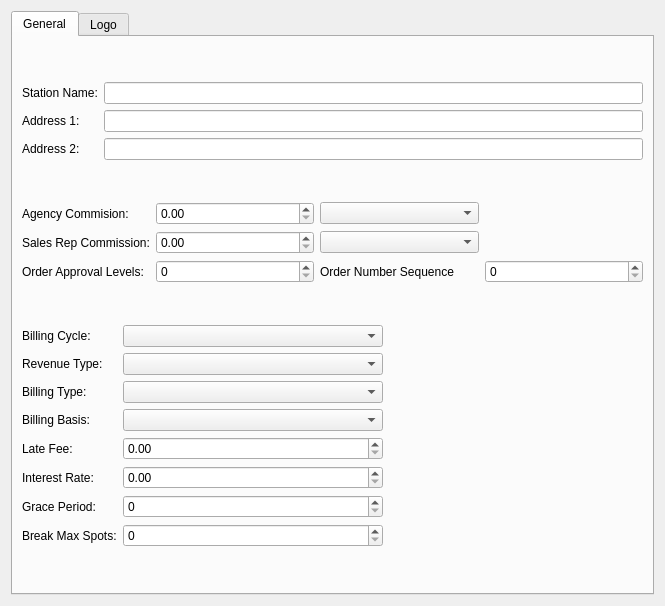
Qt form rave/traffik/setupform.ui (pgathogo/raven) before a commit.
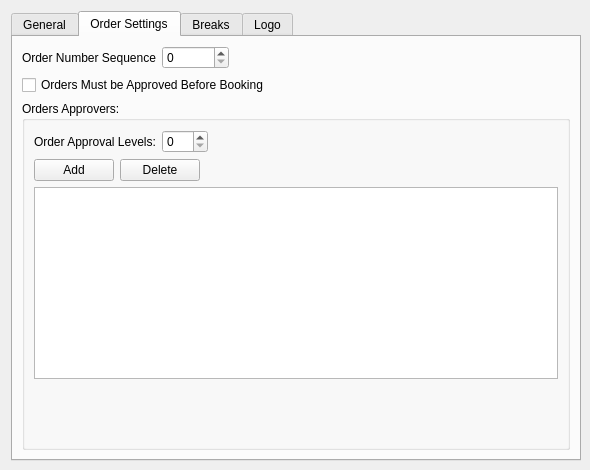
The same form after that commit. The open tabs and pages were chosen to show the change.

Commit message: Added BreakLayout Module

The edit to the form file:
```diff
--- a/rave/traffik/setupform.ui
+++ b/rave/traffik/setupform.ui
@@ -6,16 +6,28 @@
    <rect>
     <x>0</x>
     <y>0</y>
-    <width>665</width>
-    <height>606</height>
+    <width>590</width>
+    <height>470</height>
    </rect>
   </property>
+  <property name="minimumSize">
+   <size>
+    <width>590</width>
+    <height>470</height>
+   </size>
+  </property>
   <property name="windowTitle">
    <string>Form</string>
   </property>
   <layout class="QVBoxLayout" name="verticalLayout_2">
    <item>
     <widget class="QTabWidget" name="tabWidget">
+     <property name="minimumSize">
+      <size>
+       <width>570</width>
+       <height>450</height>
+      </size>
+     </property>
      <property name="currentIndex">
       <number>0</number>
      </property>
@@ -59,17 +71,7 @@
         </layout>
        </item>
        <item>
-        <layout class="QGridLayout" name="gridLayout" columnstretch="0,1,1,1">
-         <item row="0" column="0">
-          <widget class="QLabel" name="label_5">
-           <property name="text">
-            <string>Agency Commision:</string>
-           </property>
-          </widget>
-         </item>
-         <item row="1" column="2">
-          <widget class="QComboBox" name="cbSaleRepCommType"/>
-         </item>
+        <layout class="QGridLayout" name="gridLayout" columnstretch="0,0,0">
          <item row="0" column="2">
           <widget class="QComboBox" name="cbAgencyCommType"/>
          </item>
@@ -94,51 +96,17 @@
            </property>
           </widget>
          </item>
-         <item row="2" column="0">
-          <widget class="QLabel" name="label_11">
-           <property name="text">
-            <string>Order Approval Levels:</string>
-           </property>
-          </widget>
-         </item>
-         <item row="2" column="1">
-          <widget class="QSpinBox" name="edtAprvLevels"/>
-         </item>
-         <item row="2" column="2">
-          <widget class="QLabel" name="label_12">
-           <property name="text">
-            <string>Order Number Sequence</string>
-           </property>
-          </widget>
-         </item>
-         <item row="2" column="3">
-          <widget class="QSpinBox" name="sbOrderSequence">
+         <item row="1" column="1">
+          <widget class="QDoubleSpinBox" name="sbSaleRepComm">
            <property name="maximum">
-            <number>99999999</number>
+            <double>999999.989999999990687</double>
            </property>
           </widget>
          </item>
         </layout>
        </item>
        <item>
-        <layout class="QGridLayout" name="gridLayout_2" columnstretch="0,1,1">
-         <item row="5" column="1">
-          <widget class="QDoubleSpinBox" name="edtIntRate"/>
-         </item>
-         <item row="4" column="0">
-          <widget class="QLabel" name="label_6">
-           <property name="text">
-            <string>Late Fee:</string>
-           </property>
-          </widget>
-         </item>
-         <item row="1" column="0">
-          <widget class="QLabel" name="label_13">
-           <property name="text">
-            <string>Revenue Type:</string>
-           </property>
-          </widget>
-         </item>
+        <layout class="QGridLayout" name="gridLayout_2" columnstretch="0,0,0">
          <item row="5" column="0">
           <widget class="QLabel" name="label_8">
            <property name="text">
@@ -146,20 +114,12 @@
            </property>
           </widget>
          </item>
-         <item row="1" column="1">
-          <widget class="QComboBox" name="cbRevenueType"/>
-         </item>
-         <item row="8" column="1">
-          <widget class="QSpinBox" name="edtMaxSpots"/>
-         </item>
-         <item row="2" column="1">
-          <widget class="QComboBox" name="cbBillingType"/>
-         </item>
-         <item row="6" column="1">
-          <widget class="QSpinBox" name="edtGracePeriod"/>
-         </item>
-         <item row="0" column="1">
-          <widget class="QComboBox" name="cbBillCycle"/>
+         <item row="4" column="1">
+          <widget class="QDoubleSpinBox" name="edtLateFee">
+           <property name="maximum">
+            <double>999999.989999999990687</double>
+           </property>
+          </widget>
          </item>
          <item row="2" column="0">
           <widget class="QLabel" name="label_14">
@@ -182,12 +142,8 @@
            </property>
           </widget>
          </item>
-         <item row="8" column="0">
-          <widget class="QLabel" name="label_4">
-           <property name="text">
-            <string>Break Max Spots:</string>
-           </property>
-          </widget>
+         <item row="0" column="1">
+          <widget class="QComboBox" name="cbBillCycle"/>
          </item>
          <item row="4" column="1">
           <widget class="QDoubleSpinBox" name="edtLateFee">
@@ -206,10 +162,233 @@
          <item row="3" column="1">
           <widget class="QComboBox" name="cbBillingBasis"/>
          </item>
+         <item row="2" column="2">
+          <spacer name="horizontalSpacer_4">
+           <property name="orientation">
+            <enum>Qt::Horizontal</enum>
+           </property>
+           <property name="sizeHint" stdset="0">
+            <size>
+             <width>200</width>
+             <height>20</height>
+            </size>
+           </property>
+          </spacer>
+         </item>
         </layout>
        </item>
       </layout>
      </widget>
+     <widget class="QWidget" name="tab_3">
+      <attribute name="title">
+       <string>Order Settings</string>
+      </attribute>
+      <layout class="QVBoxLayout" name="verticalLayout_4">
+       <item>
+        <layout class="QHBoxLayout" name="horizontalLayout_3" stretch="0,1,0">
+         <item>
+          <widget class="QLabel" name="label_12">
+           <property name="text">
+            <string>Order Number Sequence</string>
+           </property>
+          </widget>
+         </item>
+         <item>
+          <widget class="QSpinBox" name="sbOrderSequence">
+           <property name="maximum">
+            <number>99999999</number>
+           </property>
+          </widget>
+         </item>
+         <item>
+          <spacer name="horizontalSpacer_2">
+           <property name="orientation">
+            <enum>Qt::Horizontal</enum>
+           </property>
+           <property name="sizeHint" stdset="0">
+            <size>
+             <width>350</width>
+             <height>20</height>
+            </size>
+           </property>
+          </spacer>
+         </item>
+        </layout>
+       </item>
+       <item>
+        <widget class="QCheckBox" name="cbAprvdBB">
+         <property name="text">
+          <string>Orders Must be Approved Before Booking</string>
+         </property>
+        </widget>
+       </item>
+       <item>
+        <widget class="QGroupBox" name="groupBox">
+         <property name="title">
+          <string>Orders Approvers:</string>
+         </property>
+         <layout class="QVBoxLayout" name="verticalLayout_3">
+          <item>
+           <layout class="QHBoxLayout" name="horizontalLayout_2" stretch="0,1,0">
+            <item>
+             <widget class="QLabel" name="label_11">
+              <property name="text">
+               <string>Order Approval Levels:</string>
+              </property>
+             </widget>
+            </item>
+            <item>
+             <widget class="QSpinBox" name="sbAprvLevels">
+              <property name="minimum">
+               <number>0</number>
+              </property>
+              <property name="maximum">
+               <number>9</number>
+              </property>
+             </widget>
+            </item>
+            <item>
+             <spacer name="horizontalSpacer">
+              <property name="orientation">
+               <enum>Qt::Horizontal</enum>
+              </property>
+              <property name="sizeHint" stdset="0">
+               <size>
+                <width>350</width>
+                <height>20</height>
+               </size>
+              </property>
+             </spacer>
+            </item>
+           </layout>
+          </item>
+          <item>
+           <layout class="QHBoxLayout" name="horizontalLayout" stretch="0,0,0">
+            <item>
+             <widget class="QPushButton" name="btnAdd">
+              <property name="text">
+               <string>Add</string>
+              </property>
+             </widget>
+            </item>
+            <item>
+             <widget class="QPushButton" name="btnDelete">
+              <property name="text">
+               <string>Delete</string>
+              </property>
+             </widget>
+            </item>
+            <item>
+             <spacer name="horizontalSpacer_3">
+              <property name="orientation">
+               <enum>Qt::Horizontal</enum>
+              </property>
+              <property name="sizeHint" stdset="0">
+               <size>
+                <width>40</width>
+                <height>20</height>
+               </size>
+              </property>
+             </spacer>
+            </item>
+           </layout>
+          </item>
+          <item>
+           <widget class="QTableView" name="tvApprovers">
+            <property name="selectionBehavior">
+             <enum>QAbstractItemView::SelectRows</enum>
+            </property>
+           </widget>
+          </item>
+          <item>
+           <spacer name="verticalSpacer">
+            <property name="orientation">
+             <enum>Qt::Vertical</enum>
+            </property>
+            <property name="sizeHint" stdset="0">
+             <size>
+              <width>20</width>
+              <height>40</height>
+             </size>
+            </property>
+           </spacer>
+          </item>
+         </layout>
+        </widget>
+       </item>
+      </layout>
+     </widget>
+     <widget class="QWidget" name="tbBreaks">
+      <attribute name="title">
+       <string>Breaks</string>
+      </attribute>
+      <layout class="QVBoxLayout" name="verticalLayout_5">
+       <item>
+        <layout class="QGridLayout" name="gridLayout_4" columnstretch="0,1,0">
+         <item row="1" column="0">
+          <widget class="QLabel" name="label_17">
+           <property name="text">
+            <string>Break Duration:</string>
+           </property>
+          </widget>
+         </item>
+         <item row="2" column="1">
+          <widget class="QSpinBox" name="edtMaxSpots"/>
+         </item>
+         <item row="2" column="0">
+          <widget class="QLabel" name="label_4">
+           <property name="text">
+            <string>Break Max Spots:</string>
+           </property>
+          </widget>
+         </item>
+         <item row="1" column="1">
+          <widget class="QSpinBox" name="sbBreakDuration">
+           <property name="maximum">
+            <number>999</number>
+           </property>
+          </widget>
+         </item>
+         <item row="0" column="1">
+          <widget class="QSpinBox" name="sbTimeInterval"/>
+         </item>
+         <item row="0" column="0">
+          <widget class="QLabel" name="label_16">
+           <property name="text">
+            <string>Break Time Interval:</string>
+           </property>
+          </widget>
+         </item>
+         <item row="0" column="2">
+          <spacer name="horizontalSpacer_5">
+           <property name="orientation">
+            <enum>Qt::Horizontal</enum>
+           </property>
+           <property name="sizeHint" stdset="0">
+            <size>
+             <width>350</width>
+             <height>20</height>
+            </size>
+           </property>
+          </spacer>
+         </item>
+        </layout>
+       </item>
+       <item>
+        <spacer name="verticalSpacer_2">
+         <property name="orientation">
+          <enum>Qt::Vertical</enum>
+         </property>
+         <property name="sizeHint" stdset="0">
+          <size>
+           <width>20</width>
+           <height>325</height>
+          </size>
+         </property>
+        </spacer>
+       </item>
+      </layout>
+     </widget>
      <widget class="QWidget" name="tab_2">
       <attribute name="title">
        <string>Logo</string>
```
Left out of the diff: 56 changed lines with no effect on the pictures. The commit also changes 50 other files.
